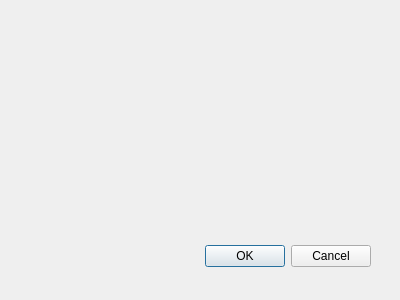
Qt form UI_files/configdialog.ui (moyamartin/Digital_III) before a commit.
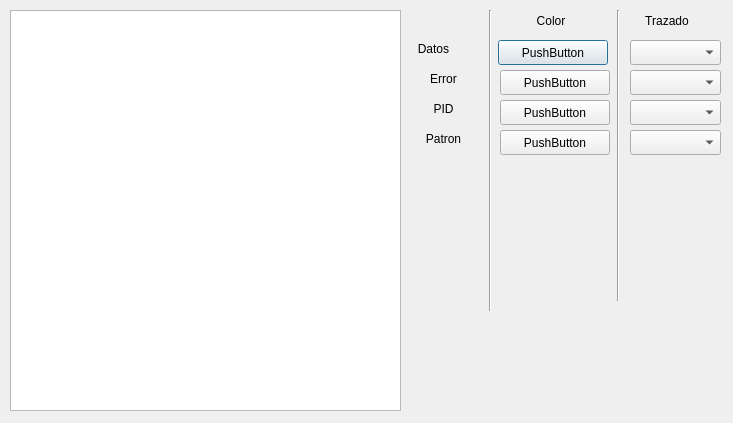
The same form after that commit. Custom widgets are drawn as their Qt base class.

Commit message:
- Stable readings with 10mS - Read/Write data files Working - Data - Error - PID and parameter signal added
TODO:
- Finish configuration tables.
- Test diferent signaals

What changed in the file:
```diff
--- a/UI_files/configdialog.ui
+++ b/UI_files/configdialog.ui
@@ -1,38 +1,347 @@
-<ui version="4.0" >
- <author></author>
- <comment></comment>
- <exportmacro></exportmacro>
- <class>Dialog</class>
- <widget class="QDialog" name="Dialog" >
-  <property name="geometry" >
+<?xml version="1.0" encoding="UTF-8"?>
+<ui version="4.0">
+ <class>configDialog</class>
+ <widget class="QDialog" name="configDialog">
+  <property name="geometry">
    <rect>
     <x>0</x>
     <y>0</y>
-    <width>400</width>
-    <height>300</height>
+    <width>733</width>
+    <height>423</height>
    </rect>
   </property>
   <property name="windowTitle" >
    <string>Dialog</string>
   </property>
-  <widget class="QDialogButtonBox" name="buttonBox" >
-   <property name="geometry" >
+  <widget class="PlotWidget" name="plot_1">
+   <property name="geometry">
     <rect>
-     <x>30</x>
-     <y>240</y>
-     <width>341</width>
-     <height>32</height>
+     <x>10</x>
+     <y>10</y>
+     <width>391</width>
+     <height>401</height>
     </rect>
    </property>
-   <property name="orientation" >
-    <enum>Qt::Horizontal</enum>
+  </widget>
+  <widget class="QLabel" name="label">
+   <property name="geometry">
+    <rect>
+     <x>400</x>
+     <y>40</y>
+     <width>67</width>
+     <height>17</height>
+    </rect>
    </property>
-   <property name="standardButtons" >
-    <set>QDialogButtonBox::Cancel|QDialogButtonBox::Ok</set>
+   <property name="text">
+    <string>Datos</string>
    </property>
+   <property name="alignment">
+    <set>Qt::AlignCenter</set>
+   </property>
   </widget>
+  <widget class="Line" name="line">
+   <property name="geometry">
+    <rect>
+     <x>480</x>
+     <y>10</y>
+     <width>20</width>
+     <height>301</height>
+    </rect>
+   </property>
+   <property name="orientation">
+    <enum>Qt::Vertical</enum>
+   </property>
+  </widget>
+  <widget class="Line" name="line_2">
+   <property name="geometry">
+    <rect>
+     <x>610</x>
+     <y>10</y>
+     <width>16</width>
+     <height>291</height>
+    </rect>
+   </property>
+   <property name="orientation">
+    <enum>Qt::Vertical</enum>
+   </property>
+  </widget>
+  <widget class="QPushButton" name="pushButton">
+   <property name="geometry">
+    <rect>
+     <x>498</x>
+     <y>40</y>
+     <width>110</width>
+     <height>25</height>
+    </rect>
+   </property>
+   <property name="sizePolicy">
+    <sizepolicy hsizetype="Minimum" vsizetype="Fixed">
+     <horstretch>110</horstretch>
+     <verstretch>25</verstretch>
+    </sizepolicy>
+   </property>
+   <property name="text">
+    <string>PushButton</string>
+   </property>
+  </widget>
+  <widget class="QLabel" name="label_4">
+   <property name="geometry">
+    <rect>
+     <x>410</x>
+     <y>70</y>
+     <width>67</width>
+     <height>17</height>
+    </rect>
+   </property>
+   <property name="text">
+    <string>Error</string>
+   </property>
+   <property name="alignment">
+    <set>Qt::AlignCenter</set>
+   </property>
+  </widget>
+  <widget class="QComboBox" name="comboBox_2">
+   <property name="geometry">
+    <rect>
+     <x>630</x>
+     <y>70</y>
+     <width>91</width>
+     <height>25</height>
+    </rect>
+   </property>
+  </widget>
+  <widget class="QLabel" name="label_5">
+   <property name="geometry">
+    <rect>
+     <x>410</x>
+     <y>100</y>
+     <width>67</width>
+     <height>17</height>
+    </rect>
+   </property>
+   <property name="text">
+    <string>PID</string>
+   </property>
+   <property name="alignment">
+    <set>Qt::AlignCenter</set>
+   </property>
+  </widget>
+  <widget class="QComboBox" name="comboBox_3">
+   <property name="geometry">
+    <rect>
+     <x>630</x>
+     <y>100</y>
+     <width>91</width>
+     <height>25</height>
+    </rect>
+   </property>
+  </widget>
+  <widget class="QLabel" name="label_6">
+   <property name="geometry">
+    <rect>
+     <x>400</x>
+     <y>130</y>
+     <width>67</width>
+     <height>17</height>
+    </rect>
+   </property>
+   <property name="text">
+    <string/>
+   </property>
+   <property name="alignment">
+    <set>Qt::AlignCenter</set>
+   </property>
+  </widget>
+  <widget class="QLabel" name="label_7">
+   <property name="geometry">
+    <rect>
+     <x>410</x>
+     <y>130</y>
+     <width>67</width>
+     <height>17</height>
+    </rect>
+   </property>
+   <property name="text">
+    <string>Patron</string>
+   </property>
+   <property name="alignment">
+    <set>Qt::AlignCenter</set>
+   </property>
+  </widget>
+  <widget class="QComboBox" name="comboBox_4">
+   <property name="geometry">
+    <rect>
+     <x>630</x>
+     <y>130</y>
+     <width>91</width>
+     <height>25</height>
+    </rect>
+   </property>
+  </widget>
+  <widget class="QPushButton" name="pushButton_2">
+   <property name="geometry">
+    <rect>
+     <x>500</x>
+     <y>70</y>
+     <width>110</width>
+     <height>25</height>
+    </rect>
+   </property>
+   <property name="sizePolicy">
+    <sizepolicy hsizetype="Minimum" vsizetype="Fixed">
+     <horstretch>110</horstretch>
+     <verstretch>25</verstretch>
+    </sizepolicy>
+   </property>
+   <property name="text">
+    <string>PushButton</string>
+   </property>
+  </widget>
+  <widget class="QPushButton" name="pushButton_3">
+   <property name="geometry">
+    <rect>
+     <x>500</x>
+     <y>100</y>
+     <width>110</width>
+     <height>25</height>
+    </rect>
+   </property>
+   <property name="sizePolicy">
+    <sizepolicy hsizetype="Minimum" vsizetype="Fixed">
+     <horstretch>110</horstretch>
+     <verstretch>25</verstretch>
+    </sizepolicy>
+   </property>
+   <property name="text">
+    <string>PushButton</string>
+   </property>
+  </widget>
+  <widget class="QPushButton" name="pushButton_4">
+   <property name="geometry">
+    <rect>
+     <x>500</x>
+     <y>130</y>
+     <width>110</width>
+     <height>25</height>
+    </rect>
+   </property>
+   <property name="sizePolicy">
+    <sizepolicy hsizetype="Minimum" vsizetype="Fixed">
+     <horstretch>110</horstretch>
+     <verstretch>25</verstretch>
+    </sizepolicy>
+   </property>
+   <property name="text">
+    <string>PushButton</string>
+   </property>
+  </widget>
+  <widget class="QComboBox" name="comboBox">
+   <property name="geometry">
+    <rect>
+     <x>630</x>
+     <y>40</y>
+     <width>91</width>
+     <height>25</height>
+    </rect>
+   </property>
+  </widget>
+  <widget class="QWidget" name="">
+   <property name="geometry">
+    <rect>
+     <x>400</x>
+     <y>10</y>
+     <width>322</width>
+     <height>22</height>
+    </rect>
+   </property>
+   <layout class="QHBoxLayout" name="horizontalLayout">
+    <item>
+     <spacer name="horizontalSpacer">
+      <property name="orientation">
+       <enum>Qt::Horizontal</enum>
+      </property>
+      <property name="sizeHint" stdset="0">
+       <size>
+        <width>88</width>
+        <height>20</height>
+       </size>
+      </property>
+     </spacer>
+    </item>
+    <item>
+     <widget class="QLabel" name="label_2">
+      <property name="minimumSize">
+       <size>
+        <width>110</width>
+        <height>20</height>
+       </size>
+      </property>
+      <property name="maximumSize">
+       <size>
+        <width>110</width>
+        <height>20</height>
+       </size>
+      </property>
+      <property name="text">
+       <string>Color</string>
+      </property>
+      <property name="alignment">
+       <set>Qt::AlignCenter</set>
+      </property>
+     </widget>
+    </item>
+    <item>
+     <widget class="QLabel" name="label_3">
+      <property name="minimumSize">
+       <size>
+        <width>110</width>
+        <height>20</height>
+       </size>
+      </property>
+      <property name="maximumSize">
+       <size>
+        <width>110</width>
+        <height>20</height>
+       </size>
+      </property>
+      <property name="text">
+       <string>Trazado</string>
+      </property>
+      <property name="alignment">
+       <set>Qt::AlignCenter</set>
+      </property>
+     </widget>
+    </item>
+   </layout>
+  </widget>
+  <zorder>plot_1</zorder>
+  <zorder>label</zorder>
+  <zorder>line</zorder>
+  <zorder>label_2</zorder>
+  <zorder>line_2</zorder>
+  <zorder>label_3</zorder>
+  <zorder>pushButton</zorder>
+  <zorder>comboBox</zorder>
+  <zorder>label_4</zorder>
+  <zorder>comboBox_2</zorder>
+  <zorder>label_5</zorder>
+  <zorder>comboBox_3</zorder>
+  <zorder>label_6</zorder>
+  <zorder>label_7</zorder>
+  <zorder>comboBox_4</zorder>
+  <zorder>comboBox</zorder>
+  <zorder>horizontalSpacer</zorder>
+  <zorder>pushButton_2</zorder>
+  <zorder>pushButton_3</zorder>
+  <zorder>pushButton_4</zorder>
  </widget>
- <pixmapfunction></pixmapfunction>
+ <customwidgets>
+  <customwidget>
+   <class>PlotWidget</class>
+   <extends>QGraphicsView</extends>
+   <header>pyqtgraph</header>
+  </customwidget>
+ </customwidgets>
  <resources/>
  <connections>
   <connection>
```
Left out of the diff: 39 changed lines with no effect on the pictures. The commit also changes 19 other files.
